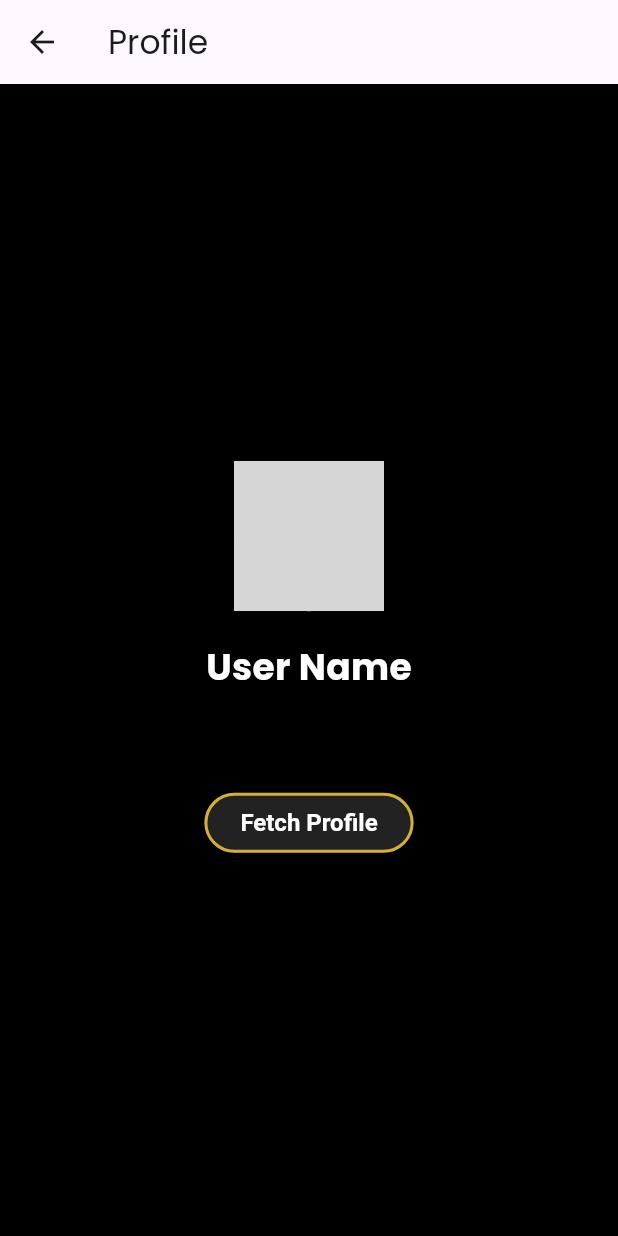
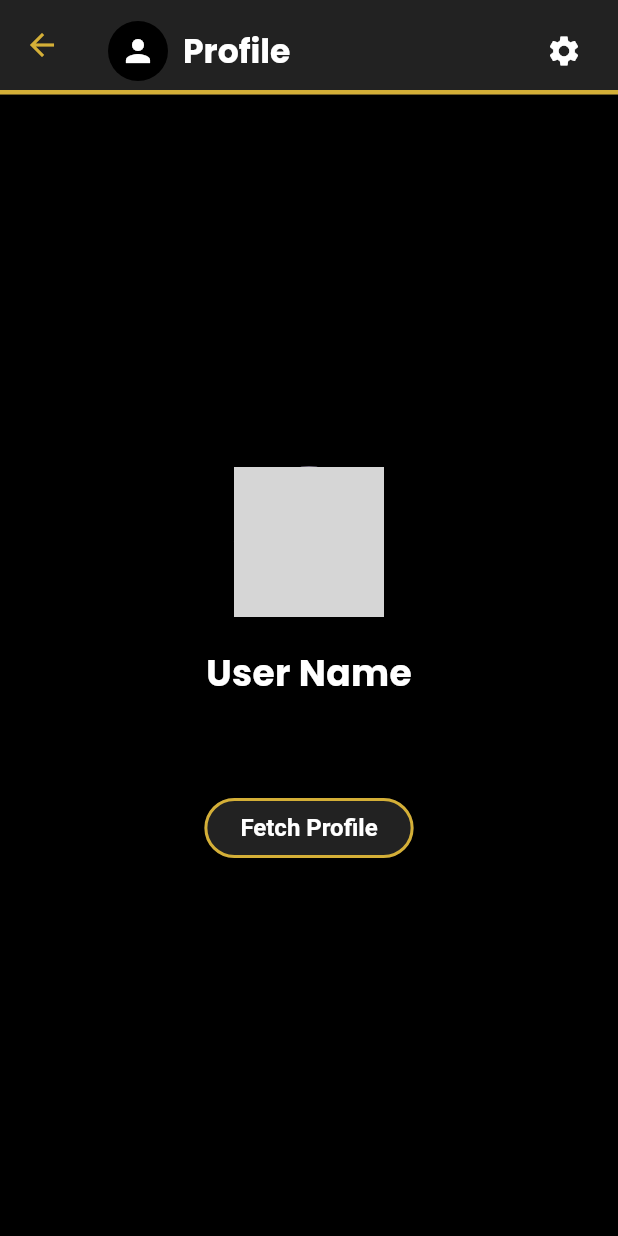
Before and after one commit to PrimalTeam/sportsy-front, a Flutter app: the GamePage screen opened directly with empty values, after a tap on the "person" icon, on a phone screen of 412 x 824 dp. Run offline on Flutter 3.47's test engine with Material 3 defaults, Android fonts, the phone set to English and light mode, and no system bars; our stand-ins replace dio, flutter_secure_storage, google_fonts, image_picker, jwt_decoder, loading_animation_widget; accounts and stored records are empty; grey boxes are pictures that could not be loaded.

Commit message:
save before ndk update

```diff
--- /dev/null
+++ b/lib/dto/add_user_to_room_dto.dart
@@ -0,0 +1,20 @@
+import 'package:json_annotation/json_annotation.dart';
+
+part 'add_user_to_room_dto.g.dart';
+
+@JsonSerializable()
+class AddUserToRoomDto {
+  final String role;
+  final String identifier;
+  final String identifierType;
+
+
+AddUserToRoomDto({
+  required this.role,
+  required this.identifier,
+  required this.identifierType,
+  });
+
+  factory AddUserToRoomDto.fromJson(Map<String, dynamic> json) => _$AddUserToRoomDtoFromJson(json);
+  Map<String, dynamic> toJson() => _$AddUserToRoomDtoToJson(this);
+}
--- a/lib/dto/get_room_dto.dart
+++ b/lib/dto/get_room_dto.dart
@@ -7,8 +7,9 @@ class GetRoomDto {
   final int id;
   final String name;
   final String? icon;
+  final String role;
 
-  GetRoomDto(this.icon,{required this.id, required this.name} );
+  GetRoomDto(this.icon,{required this.id, required this.name, required this.role} );
 
   factory GetRoomDto.fromJson(Map<String, dynamic> json) => _$GetRoomDtoFromJson(json);
   Map<String, dynamic> toJson() => _$GetRoomDtoToJson(this);
--- /dev/null
+++ b/lib/dto/get_room_users_dto.dart
@@ -0,0 +1,17 @@
+import 'package:json_annotation/json_annotation.dart';
+
+part 'get_room_users_dto.g.dart';
+
+@JsonSerializable()
+class GetRoomUsersDto {
+  final int id;
+  final String username;
+  final String email;
+  final List? roles;
+  final String createdAt;
+
+  GetRoomUsersDto(this.roles,{required this.id, required this.username, required this.email, required this.createdAt} );
+
+  factory GetRoomUsersDto.fromJson(Map<String, dynamic> json) => _$GetRoomUsersDtoFromJson(json['user']);
+  Map<String, dynamic> toJson() => _$GetRoomUsersDtoToJson(this);
+}
--- /dev/null
+++ b/lib/dto/room_user_role_enum.dart
@@ -0,0 +1,4 @@
+enum RoomUserRoleEnum {
+  spectator,
+  gameObserver
+}
--- a/lib/screens/game_page.dart
+++ b/lib/screens/game_page.dart
@@ -1,11 +1,14 @@
 import 'package:flutter/material.dart';
+import 'package:sportsy_front/modules/tournament_services/tournament_info_struct.dart';
+import 'package:sportsy_front/screens/room_users_page.dart';
+import 'package:sportsy_front/screens/tournament_info.dart';
 
 import 'package:sportsy_front/widgets/app_bar.dart';
 
 
 
 class GamePage extends StatelessWidget {
-  final dynamic gameDetails; // Accept game details as an argument
+  final dynamic gameDetails;
 
   const GamePage({super.key, required this.gameDetails});
 
@@ -14,14 +17,48 @@ class GamePage extends StatelessWidget {
   @override
   Widget build(BuildContext context) {
     return Scaffold(
-     appBar: MyAppBar(title: gameDetails.gameName),
+     appBar: MyAppBar(title: gameDetails.name),
       body: Center(
         child: Column(
           mainAxisAlignment: MainAxisAlignment.center,
           children: [
-            Text('Game Name: ${gameDetails.gameName}'),
-            Text('Sport Type: ${gameDetails.sportType}'),
-            Text('Is Host: ${gameDetails.isHost}'),
+              Column(children: [
+              ElevatedButton(
+                onPressed: () {
+                  Navigator.push(
+                    context,
+                    MaterialPageRoute(
+                      builder: (context) => TournamentInfoPage(
+                        tournamentDetails: TournamentInfo(
+                          title: "tytuł",
+                          description: "opis",
+                          dateStart: DateTime.now(),
+                          dateEnd: DateTime.now(),
+                        ),
+                      ),
+                    ),
+                  );
+                },
+                child: Text("Tournament Informations"),
+              ),
+
+            Text('Game Name: ${gameDetails.name}'),
+            Text('Sport Type: ${gameDetails.name}'),
+            Text('Is Host: ${gameDetails.role}'),
+            ElevatedButton(
+              onPressed: () {
+              Navigator.push(
+                context,
+                MaterialPageRoute(
+                builder: (context) => RoomUsersPage(roomId: gameDetails.id, role: gameDetails.role),
+                ),
+              );
+              },
+              child: Text("USERS"),
+            )
+            ]
+            )
+
           ],
         ),
       ),
--- a/lib/screens/login_screen.dart
+++ b/lib/screens/login_screen.dart
@@ -2,7 +2,6 @@ import 'package:flutter/cupertino.dart';
 import 'package:flutter/material.dart';
 import 'package:sportsy_front/custom_colors.dart';
 import 'package:sportsy_front/dto/auth_dto.dart';
-import 'package:sportsy_front/screens/create_tournament_page.dart';
 import 'package:sportsy_front/screens/games_list_page.dart';
 import 'package:sportsy_front/screens/register_screen.dart';
 import '../modules/services/auth.dart';
@@ -38,7 +37,8 @@ class LoginScreenState extends State<LoginScreen> {
               Navigator.pushAndRemoveUntil(
                 context,
                 MaterialPageRoute(
-                  builder: (context) => MyHomePage(title:"idk"),
+                  //builder: (context) => TournamentBracketPage(),
+                  builder: (context) => MyHomePage(title: "homePage",),
                 ),
                 (Route<dynamic> route) => false,
               );
--- a/lib/screens/profile_jwt_test.dart
+++ b/lib/screens/profile_jwt_test.dart
@@ -1,4 +1,5 @@
 import 'package:flutter/material.dart';
+import 'package:sportsy_front/widgets/app_bar.dart';
 import '../modules/services/jwt_logic.dart';
 import '../modules/services/auth.dart';
 
@@ -8,8 +9,8 @@ class ProfileJwtTestScreen extends StatelessWidget {
   @override
   Widget build(BuildContext context) {
     return Scaffold(
-      appBar: AppBar(
-        title: const Text('Profile'),
+      appBar: MyAppBar(
+        title: 'Profile',
       ),
       body: Center(
         child: Column(
@@ -49,7 +50,7 @@ class ProfileJwtTestScreen extends StatelessWidget {
             ElevatedButton(
               onPressed: () async {
                 try {
-                  final response = await AuthService.test(); // Perform GET request
+                  final response = await AuthService.test();
                   final profileData = response.data;
                   ScaffoldMessenger.of(context).showSnackBar(
                     SnackBar(content: Text('Profile: ${profileData.toString()}')),
--- a/lib/widgets/bottom_bar.dart
+++ b/lib/widgets/bottom_bar.dart
@@ -21,7 +21,6 @@ class BottomBar extends StatelessWidget {
           icon: Icon(Icons.emoji_events),
           label: 'Tournaments',
         ),
-        BottomNavigationBarItem(icon: Icon(Icons.meeting_room), label: 'Rooms'),
         BottomNavigationBarItem(icon: Icon(Icons.person), label: 'Profile'),
       ],
     );
--- a/lib/widgets/show_games.dart
+++ b/lib/widgets/show_games.dart
@@ -1,4 +1,3 @@
-import 'package:dartz/dartz_unsafe.dart';
 import 'package:flutter/material.dart';
 import 'package:sportsy_front/custom_colors.dart';
 import 'package:sportsy_front/modules/tournament_services/creation_team_list.dart';
--- a/lib/widgets/tournament_create_widgets/tournament_form.dart
+++ b/lib/widgets/tournament_create_widgets/tournament_form.dart
@@ -30,6 +30,7 @@ void createTournamentClickAction() async {
 try{
   await AuthService.createRoom(roomDto);
     print("Tournament Created!");
+    Navigator.pop(context);
   }
   catch (e) {
     print("An error occurred while creating the tournament: $e");
```
Also changed, not shown: lib/main.dart (+5 -4 lines), lib/modules/services/auth.dart (+35 -0 lines), lib/screens/games_list_page.dart (+6 -5 lines), lib/screens/profile_page.dart (deleted, +0 -32 lines), lib/screens/room_users_page.dart (added, +35 -0 lines), lib/screens/tournament_bracket_page.dart (added, +54 -0 lines), lib/screens/tournament_info.dart (+8 -0 lines), lib/widgets/add_user_to_room_widget.dart (added, +94 -0 lines), lib/widgets/game_home_widget.dart (+17 -9 lines), lib/widgets/room_users/room_users_list.dart (added, +48 -0 lines), lib/dto/add_user_to_room_dto.g.dart (added), lib/dto/get_room_dto.g.dart, lib/dto/get_room_users_dto.g.dart (added), 5 other files.
